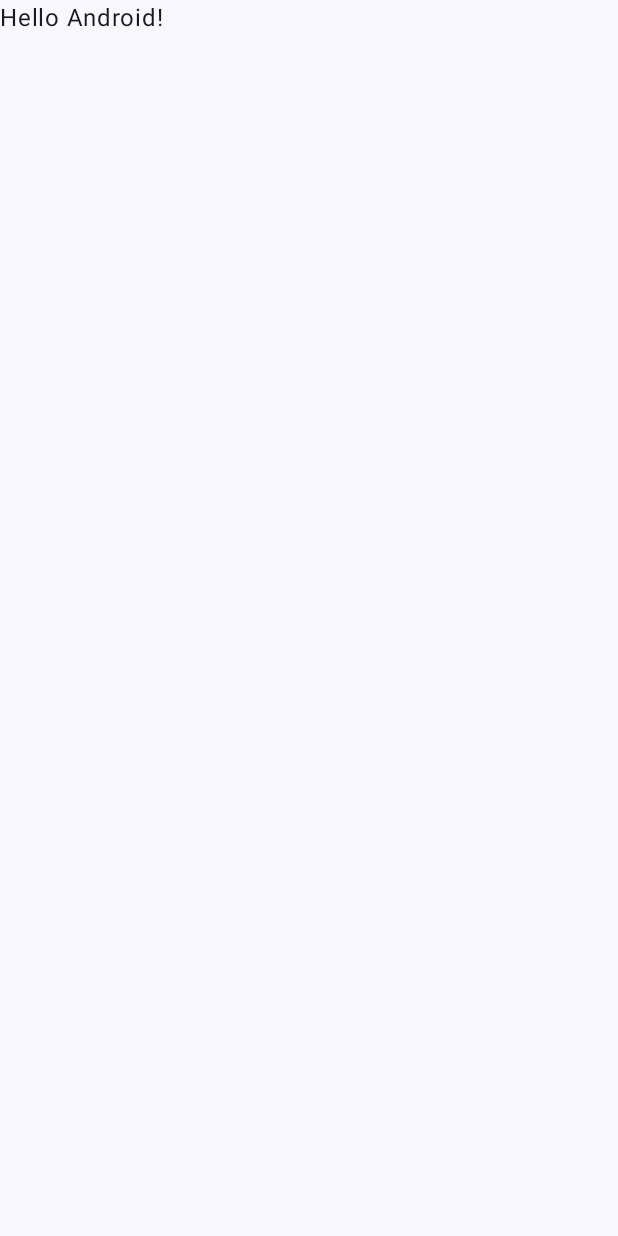
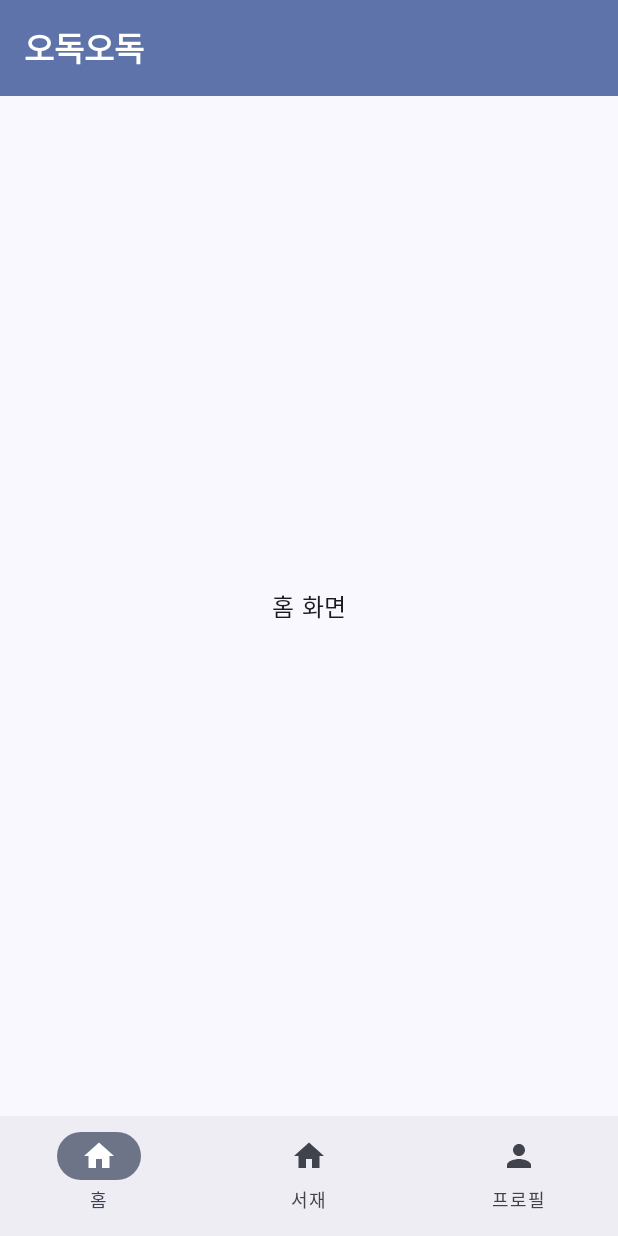
Before and after one commit to stevey-sy/odok-compose, an Android app built with Jetpack Compose: the screen it shows after launch (MainActivity), on a phone screen of 412 x 824 dp. Before the commit the screen is almost empty. Run offline under Robolectric (Android 15) with nearby library versions, the phone set to English and light mode, and no system bars.

Commit message:
MainActivity.kt -> bottom navigation, top status bar 추가

```diff
--- a/app/build.gradle.kts
+++ b/app/build.gradle.kts
@@ -49,6 +49,10 @@ dependencies {
     implementation(libs.androidx.ui.graphics)
     implementation(libs.androidx.ui.tooling.preview)
     implementation(libs.androidx.material3)
+
+    // Navigation Compose
+    implementation("androidx.navigation:navigation-compose:2.7.7")
+
     testImplementation(libs.junit)
     androidTestImplementation(libs.androidx.junit)
     androidTestImplementation(libs.androidx.espresso.core)
--- a/app/src/main/java/com/sy/odokcompose/MainActivity.kt
+++ b/app/src/main/java/com/sy/odokcompose/MainActivity.kt
@@ -4,13 +4,32 @@ import android.os.Bundle
 import androidx.activity.ComponentActivity
 import androidx.activity.compose.setContent
 import androidx.activity.enableEdgeToEdge
+import androidx.compose.foundation.layout.Box
 import androidx.compose.foundation.layout.fillMaxSize
 import androidx.compose.foundation.layout.padding
+import androidx.compose.material3.ExperimentalMaterial3Api
+import androidx.compose.material3.Icon
+import androidx.compose.material3.MaterialTheme
+import androidx.compose.material3.NavigationBar
+import androidx.compose.material3.NavigationBarItem
 import androidx.compose.material3.Scaffold
 import androidx.compose.material3.Text
+import androidx.compose.material3.TopAppBar
+import androidx.compose.material3.TopAppBarDefaults
 import androidx.compose.runtime.Composable
+import androidx.compose.runtime.getValue
 import androidx.compose.ui.Modifier
-import androidx.compose.ui.tooling.preview.Preview
+import androidx.compose.ui.text.font.FontWeight
+import androidx.navigation.NavGraph.Companion.findStartDestination
+import androidx.navigation.NavHostController
+import androidx.navigation.compose.NavHost
+import androidx.navigation.compose.composable
+import androidx.navigation.compose.currentBackStackEntryAsState
+import androidx.navigation.compose.rememberNavController
+import com.sy.odokcompose.navigation.BottomNavItem
+import com.sy.odokcompose.screens.HomeScreen
+import com.sy.odokcompose.screens.LibraryScreen
+import com.sy.odokcompose.screens.ProfileScreen
 import com.sy.odokcompose.ui.theme.OdokComposeTheme
 
 class MainActivity : ComponentActivity() {
@@ -19,29 +38,86 @@ class MainActivity : ComponentActivity() {
         enableEdgeToEdge()
         setContent {
             OdokComposeTheme {
-                Scaffold(modifier = Modifier.fillMaxSize()) { innerPadding ->
-                    Greeting(
-                        name = "Android",
-                        modifier = Modifier.padding(innerPadding)
-                    )
-                }
+                MainScreen()
             }
         }
     }
 }
 
+@OptIn(ExperimentalMaterial3Api::class)
 @Composable
-fun Greeting(name: String, modifier: Modifier = Modifier) {
-    Text(
-        text = "Hello $name!",
-        modifier = modifier
-    )
+fun MainScreen() {
+    val navController = rememberNavController()
+
+    Scaffold(
+        modifier = Modifier.fillMaxSize(),
+        topBar = {
+            TopAppBar(
+                title = {
+                    Text(
+                        text = "오독오독",
+                        fontWeight = FontWeight.Bold
+                    )
+                },
+                colors = TopAppBarDefaults.topAppBarColors(
+                    containerColor = MaterialTheme.colorScheme.primaryContainer,
+                    titleContentColor = MaterialTheme.colorScheme.onPrimaryContainer
+                )
+            )
+        },
+        bottomBar = { BottomNavigationBar(navController = navController) }
+    ) { innerPadding ->
+        Box(modifier = Modifier.padding(innerPadding)) {
+            NavigationGraph(navController = navController)
+        }
+    }
 }
 
-@Preview(showBackground = true)
 @Composable
-fun GreetingPreview() {
-    OdokComposeTheme {
-        Greeting("Android")
+fun BottomNavigationBar(navController: NavHostController) {
+    val items = listOf(
+        BottomNavItem.Home,
+        BottomNavItem.Library,
+        BottomNavItem.Profile
+    )
+
+    val navBackStackEntry by navController.currentBackStackEntryAsState()
+    val currentRoute = navBackStackEntry?.destination?.route
+
+    NavigationBar {
+        items.forEach { item ->
+            NavigationBarItem(
+                icon = { Icon(imageVector = item.icon, contentDescription = item.title) },
+                label = { Text(text = item.title) },
+                selected = currentRoute == item.route,
+                onClick = {
+                    navController.navigate(item.route) {
+                        popUpTo(navController.graph.findStartDestination().id) {
+                            saveState = true
+                        }
+                        launchSingleTop = true
+                        restoreState = true
+                    }
+                }
+            )
+        }
     }
 }
+
+@Composable
+fun NavigationGraph(navController: NavHostController) {
+    NavHost(
+        navController = navController,
+        startDestination = BottomNavItem.Home.route
+    ) {
+        composable(BottomNavItem.Home.route) {
+            HomeScreen()
+        }
+        composable(BottomNavItem.Library.route) {
+            LibraryScreen()
+        }
+        composable(BottomNavItem.Profile.route) {
+            ProfileScreen()
+        }
+    }
+}
--- /dev/null
+++ b/app/src/main/java/com/sy/odokcompose/navigation/BottomNavItem.kt
@@ -0,0 +1,31 @@
+package com.sy.odokcompose.navigation
+
+import androidx.compose.material.icons.Icons
+import androidx.compose.material.icons.filled.Home
+//import androidx.compose.material.icons.filled.LibraryBooks
+import androidx.compose.material.icons.filled.Person
+import androidx.compose.ui.graphics.vector.ImageVector
+
+sealed class BottomNavItem(
+    val route: String,
+    val title: String,
+    val icon: ImageVector
+) {
+    object Home : BottomNavItem(
+        route = "home",
+        title = "홈",
+        icon = Icons.Default.Home
+    )
+
+    object Library : BottomNavItem(
+        route = "library",
+        title = "서재",
+        icon = Icons.Default.Home
+    )
+
+    object Profile : BottomNavItem(
+        route = "profile",
+        title = "프로필",
+        icon = Icons.Default.Person
+    )
+}
--- /dev/null
+++ b/app/src/main/java/com/sy/odokcompose/screens/HomeScreen.kt
@@ -0,0 +1,22 @@
+package com.sy.odokcompose.screens
+
+import androidx.compose.foundation.layout.Box
+import androidx.compose.foundation.layout.fillMaxSize
+import androidx.compose.material3.Text
+import androidx.compose.runtime.Composable
+import androidx.compose.ui.Alignment
+import androidx.compose.ui.Modifier
+import androidx.compose.ui.text.style.TextAlign
+
+@Composable
+fun HomeScreen() {
+    Box(
+        modifier = Modifier.fillMaxSize(),
+        contentAlignment = Alignment.Center
+    ) {
+        Text(
+            text = "홈 화면",
+            textAlign = TextAlign.Center
+        )
+    }
+}
--- /dev/null
+++ b/app/src/main/java/com/sy/odokcompose/screens/LibraryScreen.kt
@@ -0,0 +1,22 @@
+package com.sy.odokcompose.screens
+
+import androidx.compose.foundation.layout.Box
+import androidx.compose.foundation.layout.fillMaxSize
+import androidx.compose.material3.Text
+import androidx.compose.runtime.Composable
+import androidx.compose.ui.Alignment
+import androidx.compose.ui.Modifier
+import androidx.compose.ui.text.style.TextAlign
+
+@Composable
+fun LibraryScreen() {
+    Box(
+        modifier = Modifier.fillMaxSize(),
+        contentAlignment = Alignment.Center
+    ) {
+        Text(
+            text = "서재 화면",
+            textAlign = TextAlign.Center
+        )
+    }
+}
--- /dev/null
+++ b/app/src/main/java/com/sy/odokcompose/screens/ProfileScreen.kt
@@ -0,0 +1,22 @@
+package com.sy.odokcompose.screens
+
+import androidx.compose.foundation.layout.Box
+import androidx.compose.foundation.layout.fillMaxSize
+import androidx.compose.material3.Text
+import androidx.compose.runtime.Composable
+import androidx.compose.ui.Alignment
+import androidx.compose.ui.Modifier
+import androidx.compose.ui.text.style.TextAlign
+
+@Composable
+fun ProfileScreen() {
+    Box(
+        modifier = Modifier.fillMaxSize(),
+        contentAlignment = Alignment.Center
+    ) {
+        Text(
+            text = "프로필 화면",
+            textAlign = TextAlign.Center
+        )
+    }
+}
```
